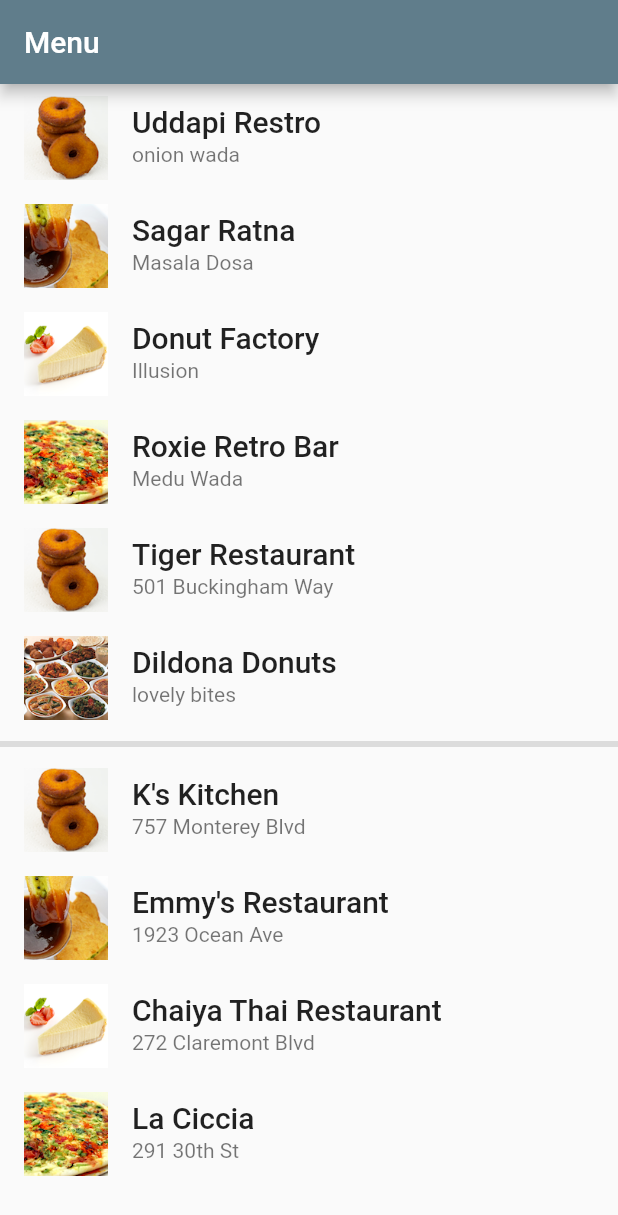
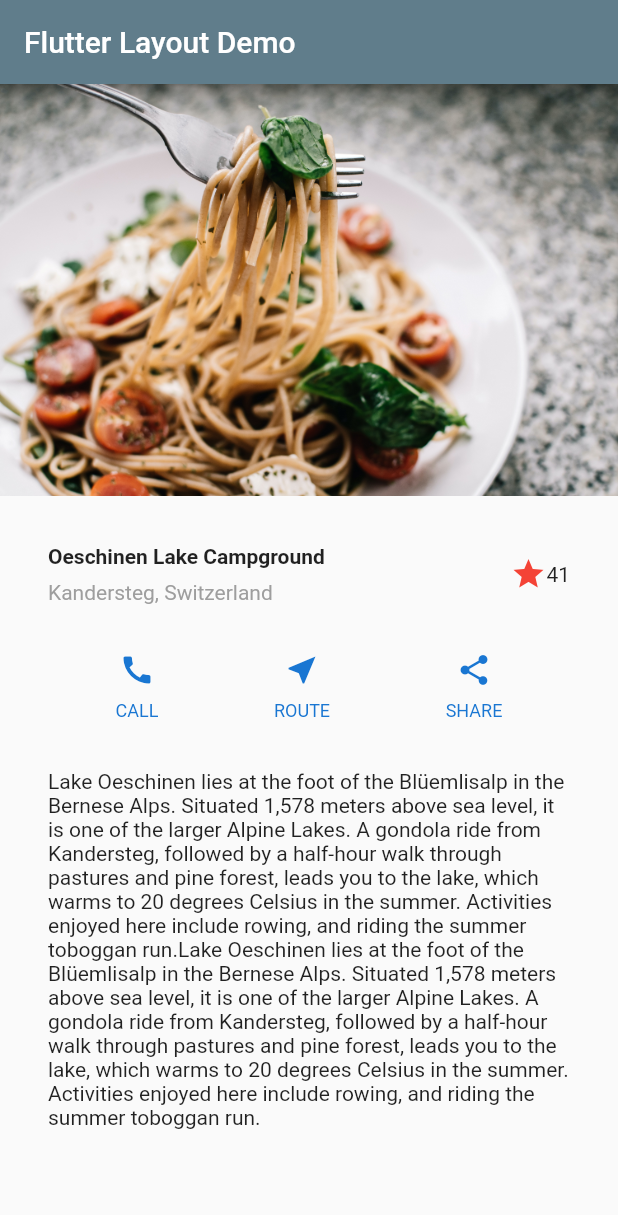
Before and after one commit to xebiaww/Flutter, a Flutter app: the screen it shows after launch, on a phone screen of 412 x 824 dp. Shown: the top 1215 px of the screen. Run offline on Flutter 3.47's test engine with Material 2 defaults, Android fonts, the phone set to English and light mode, and no system bars.

Commit message:
Image | Scroll | Buttons

```diff
--- a/lib/main.dart
+++ b/lib/main.dart
@@ -5,198 +5,129 @@
 }
 
 class MyApp extends StatelessWidget {
-  // This widget is the root of your application.
-  @override
-  Widget build(BuildContext context) {
-
-    var stars = Row(
-      children: [
-        Icon(Icons.star, color: Colors.green[500]),
-        Icon(Icons.star, color: Colors.green[500]),
-        Icon(Icons.star, color: Colors.green[500]),
-        Icon(Icons.star, color: Colors.black),
-        Icon(Icons.star, color: Colors.black),
-      ],
-    );
 
 
 
-    final ratings = Container(
-      padding: EdgeInsets.all(10),
-
+  Widget titleSection = Container(
+    padding: const EdgeInsets.all(32),
     child: Row(
-        mainAxisAlignment: MainAxisAlignment.spaceAround,
-
       children: [
-          stars,
-          SizedBox(width: 50),
+        Expanded(
+          /*1*/
+          child: Column(
+            crossAxisAlignment: CrossAxisAlignment.start,
+            children: [
+              /*2*/
+              Container(
+                padding: const EdgeInsets.only(bottom: 8),
+                child: Text(
+                  'Oeschinen Lake Campground',
+                  style: TextStyle(
+                    fontWeight: FontWeight.bold,
+                  ),
+                ),
+              ),
               Text(
-            '170 Reviews',
+                'Kandersteg, Switzerland',
                 style: TextStyle(
-              color: Colors.black,
-              fontWeight: FontWeight.w800,
-              fontFamily: 'Roboto',
-              letterSpacing: 0.5,
-              fontSize: 20,
+                  color: Colors.grey[500],
                 ),
-          )
+              ),
+            ],
+          ),
+        ),
+        /*3*/
+        Icon(
+          Icons.star,
+          color: Colors.red[500],
+        ),
+        Text('41'),
       ],
     ),
   );
 
-    final descTextStyle = TextStyle(
-      color: Colors.black,
-      fontWeight: FontWeight.w800,
-      fontFamily: 'Roboto',
-      letterSpacing: 0.5,
-      fontSize: 18,
-      height: 2,
+  static Column _buildButtonColumn(Color color, IconData icon, String label) {
+    return Column(
+      mainAxisSize: MainAxisSize.min,
+      mainAxisAlignment: MainAxisAlignment.center,
+      children: [
+        Icon(icon, color: color),
+        Container(
+          margin: const EdgeInsets.only(top: 8),
+          child: Text(
+            label,
+            style: TextStyle(
+              fontSize: 12,
+              fontWeight: FontWeight.w400,
+              color: color,
+            ),
+          ),
+        ),
+      ],
     );
+  }
 
-    // DefaultTextStyle.merge() allows you to create a default text
-// style that is inherited by its child and all subsequent children.
-    final iconList = DefaultTextStyle.merge(
-      style: descTextStyle,
-      child: Container(
-        padding: EdgeInsets.all(20),
+  static Color color = Colors.blue[700];
+
+  Widget buttonSection = Container(
     child: Row(
       mainAxisAlignment: MainAxisAlignment.spaceEvenly,
       children: [
-            Column(
-              children: [
-                Icon(Icons.kitchen, color: Colors.green[500]),
-                Text('PREP:'),
-                Text('25 min'),
-              ],
-            ),
-            Column(
-              children: [
-                Icon(Icons.timer, color: Colors.green[500]),
-                Text('COOK:'),
-                Text('1 hr'),
-              ],
-            ),
-            Column(
-              children: [
-                Icon(Icons.restaurant, color: Colors.green[500]),
-                Text('FEEDS:'),
-                Text('4-6'),
-              ],
-            ),
-          ],
-        ),
-      ),
-    );
-
-    final leftColumn = Container(
-      padding: EdgeInsets.fromLTRB(20, 30, 20, 20),
-      child: Column(
-        children: [
-          ratings,
-          iconList,
+        _buildButtonColumn(color, Icons.call, 'CALL'),
+        _buildButtonColumn(color, Icons.near_me, 'ROUTE'),
+        _buildButtonColumn(color, Icons.share, 'SHARE'),
       ],
     ),
   );
 
-
-    // The images are saved with names pic0.jpg, pic1.jpg...pic29.jpg.
-// The List.generate() constructor allows an easy way to create
-// a list when objects have a predictable naming pattern.
-    List<Container> _buildGridTileList(int count) => List.generate(
-        count, (i) => Container(
-
-        child: Image.asset('images/img$i.png',)));
-
-
-    ListTile _tile(String title, String subtitle, Image image) => ListTile(
-      title: Text(title,
-          style: TextStyle(
-            fontWeight: FontWeight.w500,
-            fontSize: 20,
-          )),
-      subtitle: Text(subtitle),
-      leading: image,
+  Widget textSection = Container(
+    padding: const EdgeInsets.all(32),
+    child: Text(
+      'Lake Oeschinen lies at the foot of the Blüemlisalp in the Bernese '
+          'Alps. Situated 1,578 meters above sea level, it is one of the '
+          'larger Alpine Lakes. A gondola ride from Kandersteg, followed by a '
+          'half-hour walk through pastures and pine forest, leads you to the '
+          'lake, which warms to 20 degrees Celsius in the summer. Activities '
+          'enjoyed here include rowing, and riding the summer toboggan run.'
+          'Lake Oeschinen lies at the foot of the Blüemlisalp in the Bernese '
+          'Alps. Situated 1,578 meters above sea level, it is one of the '
+          'larger Alpine Lakes. A gondola ride from Kandersteg, followed by a '
+          'half-hour walk through pastures and pine forest, leads you to the '
+          'lake, which warms to 20 degrees Celsius in the summer. Activities '
+          'enjoyed here include rowing, and riding the summer toboggan run.',
+      softWrap: true,
+    ),
   );
 
-    Widget _buildGrid() => GridView.extent(
-        maxCrossAxisExtent: 150,
-        padding: const EdgeInsets.all(4),
-        mainAxisSpacing: 3,
-        crossAxisSpacing: 3,
-        children: _buildGridTileList(11));
-
-
-    Widget _buildList() => ListView(
-      children: [
-        _tile(
-            'Uddapi Restro', 'onion wada',
-            Image.asset('images/img0.png')
-        ),
-        _tile(
-            'Sagar Ratna', 'Masala Dosa',
-            Image.asset('images/img1.png')
-        ),
-        _tile(
-            'Donut Factory', 'Illusion',
-            Image.asset('images/img2.png')
-        ),
-        _tile(
-            'Roxie Retro Bar', 'Medu Wada',
-            Image.asset('images/img3.png')
-        ),
-        _tile(
-            'Tiger Restaurant', '501 Buckingham Way',
-            Image.asset('images/img4.png')
-        ),
-        _tile(
-            'Dildona Donuts', 'lovely bites',
-            Image.asset('images/img5.png')
-        ),
-        Divider(thickness: 4,),
-        _tile('K\'s Kitchen', '757 Monterey Blvd',
-            Image.asset('images/img6.png')
-        ),
-        _tile('Emmy\'s Restaurant', '1923 Ocean Ave',
-            Image.asset('images/img7.png')
-        ),
-        _tile(
-            'Chaiya Thai Restaurant', '272 Claremont Blvd',
-            Image.asset('images/img8.png')
-        ),
-        _tile('La Ciccia', '291 30th St',
-            Image.asset('images/img9.png')
-        ),
-      ],
-    );
-
-
-
-
-
+  // This widget is the root of your application.
+  @override
+  Widget build(BuildContext context) {
     return MaterialApp(
-        title: 'Flutter Demo',
+        title: 'Flutter Layout Demo',
         theme: ThemeData(
           // This is the theme of your application.
-          //
-          // Try running your application with "flutter run". You'll see the
-          // application has a blue toolbar. Then, without quitting the app, try
-          // changing the primarySwatch below to Colors.green and then invoke
-          // "hot reload" (press "r" in the console where you ran "flutter run",
-          // or simply save your changes to "hot reload" in a Flutter IDE).
-          // Notice that the counter didn't reset back to zero; the application
-          // is not restarted.
+
           primarySwatch: Colors.blueGrey,
         ),
         home: Scaffold(
           appBar: AppBar(
-            title: Text('Menu '),
+            title: Text('Flutter Layout Demo '),
           ),
-          body: Center(
+          body: ListView(
+            children: [
 
-            // child: _buildGrid(),
-            child: _buildList()
+              Image.asset(
+                  'images/mainimage.jpg',
+
+                  fit: BoxFit.cover,
                   ),
-        )
-    );
+              titleSection,
+              buttonSection,
+              textSection
+            ],
+          ),
+        ));
   }
+
+
 }
```
Also changed, not shown: lib/main_dup3.dart (added, +202 -0 lines), screens/Screenshot_1619990798.png (added), screens/grid.png (deleted), screens/home.png (added), screens/list.png (deleted), 1 other file. Lines whose indentation alone changed are shown as unchanged.
